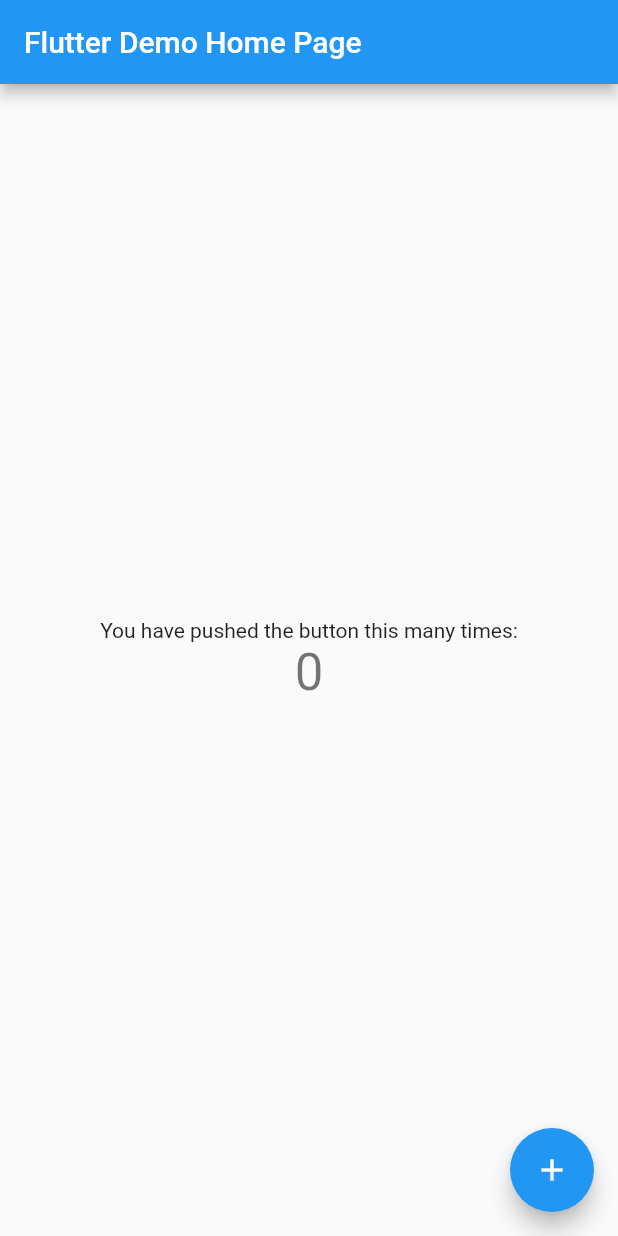
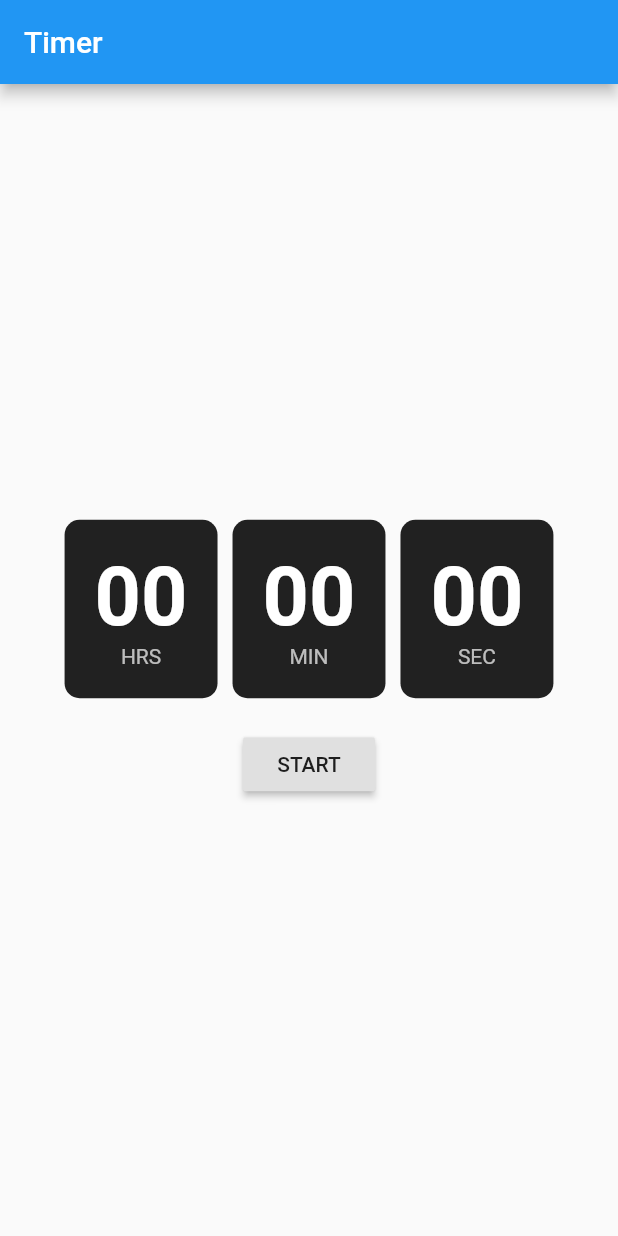
Before and after one commit to compressionmonkey/flutter_timer, a Flutter app: the screen it shows after launch, on a phone screen of 412 x 824 dp. Run offline on Flutter 3.47's test engine with Material 2 defaults, Android fonts, the phone set to English and light mode, and no system bars.

Commit message:
updated dart file to show timer ui issue #1

```diff
--- a/lib/main.dart
+++ b/lib/main.dart
@@ -1,111 +1,116 @@
 import 'package:flutter/material.dart';
+import 'dart:async';
 
-void main() => runApp(MyApp());
+void main() => runApp(TimerApp());
 
-class MyApp extends StatelessWidget {
-  // This widget is the root of your application.
+class TimerApp extends StatefulWidget {
+  @override
+  State<StatefulWidget> createState() {
+    return new TimerAppState();
+  }
+}
+
+class TimerAppState extends State<TimerApp> {
+  static const duration = const Duration(seconds: 1);
+
+  int secondsPassed = 0;
+  bool isActive = false;
+
+  Timer timer;
+
+  void handleTick() {
+    if (isActive) {
+      setState(() {
+        secondsPassed = secondsPassed + 1;
+      });
+    }
+  }
+
   @override
   Widget build(BuildContext context) {
+    if (timer == null)
+      timer = Timer.periodic(duration, (Timer t) {
+        handleTick();
+      });
+
+    int seconds = secondsPassed % 60;
+    int minutes = secondsPassed ~/ 60;
+    int hours = secondsPassed ~/ (60 * 60);
+
     return MaterialApp(
-      title: 'Flutter Demo',
-      theme: ThemeData(
-        // This is the theme of your application.
-        //
-        // Try running your application with "flutter run". You'll see the
-        // application has a blue toolbar. Then, without quitting the app, try
-        // changing the primarySwatch below to Colors.green and then invoke
-        // "hot reload" (press "r" in the console where you ran "flutter run",
-        // or simply save your changes to "hot reload" in a Flutter IDE).
-        // Notice that the counter didn't reset back to zero; the application
-        // is not restarted.
-        primarySwatch: Colors.blue,
+      title: 'Welcome to Flutter',
+      home: Scaffold(
+        appBar: AppBar(
+          title: Text('Timer'),
+        ),
+        body: Center(
+          child: Column(
+            mainAxisSize: MainAxisSize.min,
+            children: <Widget>[
+              Row(
+                mainAxisAlignment: MainAxisAlignment.center,
+                children: <Widget>[
+                  CustomTextContainer(
+                      label: 'HRS', value: hours.toString().padLeft(2, '0')),
+                  CustomTextContainer(
+                      label: 'MIN', value: minutes.toString().padLeft(2, '0')),
+                  CustomTextContainer(
+                      label: 'SEC', value: seconds.toString().padLeft(2, '0')),
+                ],
+              ),
+              Container(
+                margin: EdgeInsets.only(top: 20),
+                child: RaisedButton(
+                  child: Text(isActive ? 'STOP' : 'START'),
+                  onPressed: () {
+                    setState(() {
+                      isActive = !isActive;
+                    });
+                  },
+                ),
+              ),
+            ],
+          ),
+        ),
       ),
-      home: MyHomePage(title: 'Flutter Demo Home Page'),
     );
   }
 }
 
-class MyHomePage extends StatefulWidget {
-  MyHomePage({Key key, this.title}) : super(key: key);
+class CustomTextContainer extends StatelessWidget {
+  CustomTextContainer({this.label, this.value});
 
-  // This widget is the home page of your application. It is stateful, meaning
-  // that it has a State object (defined below) that contains fields that affect
-  // how it looks.
-
-  // This class is the configuration for the state. It holds the values (in this
-  // case the title) provided by the parent (in this case the App widget) and
-  // used by the build method of the State. Fields in a Widget subclass are
-  // always marked "final".
-
-  final String title;
-
-  @override
-  _MyHomePageState createState() => _MyHomePageState();
-}
-
-class _MyHomePageState extends State<MyHomePage> {
-  int _counter = 0;
-
-  void _incrementCounter() {
-    setState(() {
-      // This call to setState tells the Flutter framework that something has
-      // changed in this State, which causes it to rerun the build method below
-      // so that the display can reflect the updated values. If we changed
-      // _counter without calling setState(), then the build method would not be
-      // called again, and so nothing would appear to happen.
-      _counter++;
-    });
-  }
+  final String label;
+  final String value;
 
   @override
   Widget build(BuildContext context) {
-    // This method is rerun every time setState is called, for instance as done
-    // by the _incrementCounter method above.
-    //
-    // The Flutter framework has been optimized to make rerunning build methods
-    // fast, so that you can just rebuild anything that needs updating rather
-    // than having to individually change instances of widgets.
-    return Scaffold(
-      appBar: AppBar(
-        // Here we take the value from the MyHomePage object that was created by
-        // the App.build method, and use it to set our appbar title.
-        title: Text(widget.title),
+    return Container(
+      margin: EdgeInsets.symmetric(horizontal: 5),
+      padding: EdgeInsets.all(20),
+      decoration: new BoxDecoration(
+        borderRadius: new BorderRadius.circular(10),
+        color: Colors.black87,
       ),
-      body: Center(
-        // Center is a layout widget. It takes a single child and positions it
-        // in the middle of the parent.
-        child: Column(
-          // Column is also layout widget. It takes a list of children and
-          // arranges them vertically. By default, it sizes itself to fit its
-          // children horizontally, and tries to be as tall as its parent.
-          //
-          // Invoke "debug painting" (press "p" in the console, choose the
-          // "Toggle Debug Paint" action from the Flutter Inspector in Android
-          // Studio, or the "Toggle Debug Paint" command in Visual Studio Code)
-          // to see the wireframe for each widget.
-          //
-          // Column has various properties to control how it sizes itself and
-          // how it positions its children. Here we use mainAxisAlignment to
-          // center the children vertically; the main axis here is the vertical
-          // axis because Columns are vertical (the cross axis would be
-          // horizontal).
-          mainAxisAlignment: MainAxisAlignment.center,
-          children: <Widget>[
-            Text(
-              'You have pushed the button this many times:',
+      child: Column(
+        mainAxisSize: MainAxisSize.min,
+        children: <Widget>[
+          Text(
+            '$value',
+            style: TextStyle(
+              color: Colors.white,
+              fontSize: 54,
+              fontWeight: FontWeight.bold,
             ),
-            Text(
-              '$_counter',
-              style: Theme.of(context).textTheme.display1,
+          ),
+          Text(
+            '$label',
+            style: TextStyle(
+              color: Colors.white70,
             ),
-          ],
-        ),
+          )
+        ],
       ),
-      floatingActionButton: FloatingActionButton(
-        onPressed: _incrementCounter,
-        tooltip: 'Increment',
-        child: Icon(Icons.add),
-      ), // This trailing comma makes auto-formatting nicer for build methods.
     );
   }
 }
```
